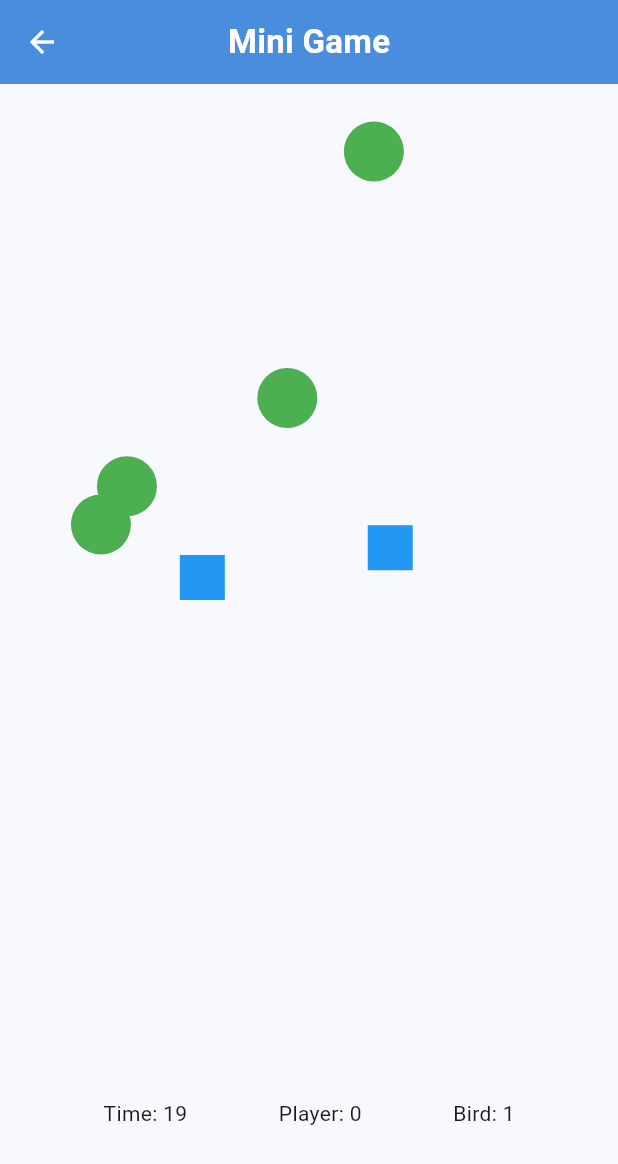
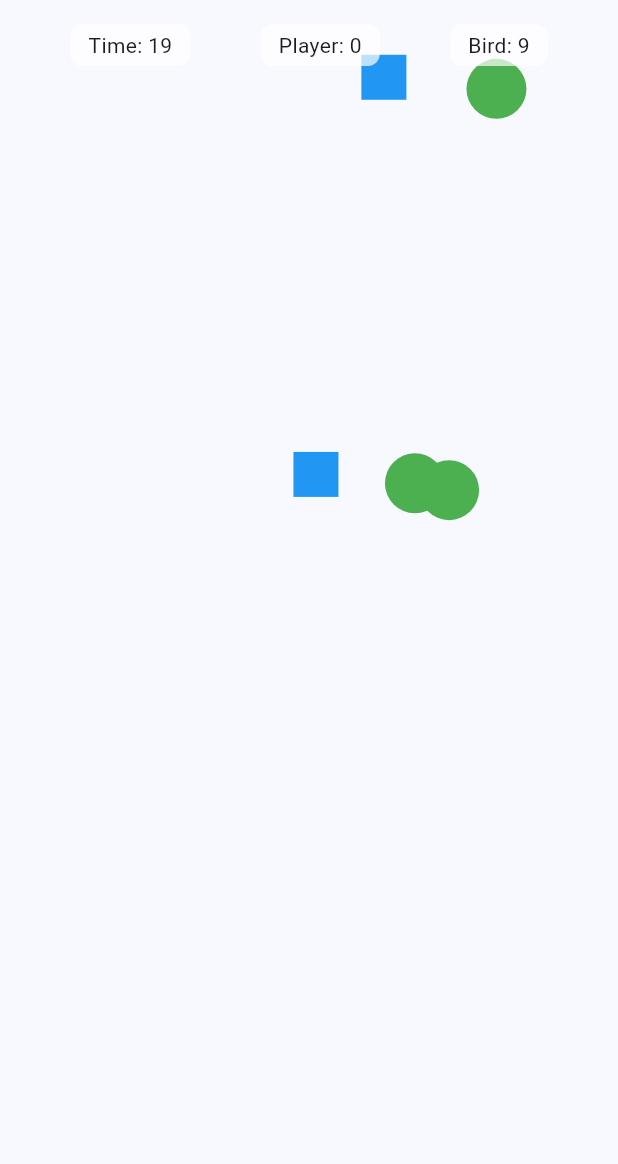
Before and after one commit to rohanks-hub/Puzhukkeni-ULP2.0, a Flutter app: the MiniGameScreen screen opened directly, on a phone screen of 412 x 824 dp. Shown: the top 1164 px of the screen. Run offline on Flutter 3.47's test engine with Material 3 defaults, Android fonts, the light colour scheme and no system bars; missing offline and left inert: dart:html; statements that could not run were skipped.

Commit message:
Game Updated

```diff
--- a/lib/app/screens/home_screen.dart
+++ b/lib/app/screens/home_screen.dart
@@ -15,7 +15,7 @@ class HomeScreen extends StatelessWidget {
     return Scaffold(
       appBar: AppBar(
         title: const Text(
-          'Puzukkeni',
+          'Puzhukkeni',
           style: TextStyle(
             fontSize: 24,
             fontWeight: FontWeight.bold,
--- a/lib/game/mini_game.dart
+++ b/lib/game/mini_game.dart
@@ -18,7 +18,7 @@ class MiniGameScreen extends StatefulWidget {
 }
 
 class _MiniGameScreenState extends State<MiniGameScreen> {
-  static const int wormCount = 5;
+  static const int wormCount = 12; // Increased number of worms
   static const int birdCount = 2;
   static const double wormRadius = 20;
   static const double birdSize = 30;
@@ -42,8 +42,11 @@ class _MiniGameScreenState extends State<MiniGameScreen> {
   }
 
   void _startGame() {
-    worms = List.generate(wormCount, (_) => Offset(_rand.nextDouble() * 300 + 50, _rand.nextDouble() * 300 + 50));
-    birds = List.generate(birdCount, (_) => Offset(_rand.nextDouble() * 300 + 50, _rand.nextDouble() * 300 + 50));
+    // Use the full screen size for spawning worms and birds
+    final width = canvasSize?.width ?? 400;
+    final height = canvasSize?.height ?? 400;
+    worms = List.generate(wormCount, (_) => Offset(_rand.nextDouble() * (width - 40) + 20, _rand.nextDouble() * (height - 40) + 20));
+    birds = List.generate(birdCount, (_) => Offset(_rand.nextDouble() * (width - 40) + 20, _rand.nextDouble() * (height - 40) + 20));
     wormAlive = List.filled(wormCount, true);
     playerScore = 0;
     birdScore = 0;
@@ -67,9 +70,21 @@ class _MiniGameScreenState extends State<MiniGameScreen> {
         if (!wormAlive[i]) continue;
         worms[i] = _moveRandom(worms[i], 2, canvasSize!);
       }
-      // Move birds
+      // Move birds towards nearest alive worm
       for (int i = 0; i < birds.length; i++) {
-        birds[i] = _moveRandom(birds[i], 3, canvasSize!);
+        Offset? target;
+        double minDist = double.infinity;
+        for (int w = 0; w < worms.length; w++) {
+          if (!wormAlive[w]) continue;
+          double dist = (worms[w] - birds[i]).distance;
+          if (dist < minDist) {
+            minDist = dist;
+            target = worms[w];
+          }
+        }
+        if (target != null) {
+          birds[i] = _moveTowards(birds[i], target, 7, canvasSize!);
+        }
       }
       // Check collisions
       for (int b = 0; b < birds.length; b++) {
@@ -78,6 +93,7 @@ class _MiniGameScreenState extends State<MiniGameScreen> {
           if ((birds[b] - worms[w]).distance < wormRadius + birdSize / 2) {
             wormAlive[w] = false;
             birdScore++;
+            // Only end game if all worms are gone
             if (_allWormsGone()) {
               _endGame(true);
             }
@@ -95,12 +111,23 @@ class _MiniGameScreenState extends State<MiniGameScreen> {
     return Offset(nx, ny);
   }
 
+  Offset _moveTowards(Offset from, Offset to, double speed, Size size) {
+    final dir = (to - from);
+    final dist = dir.distance;
+    if (dist == 0) return from;
+    final step = dir / dist * speed;
+    double nx = (from.dx + step.dx).clamp(0, size.width);
+    double ny = (from.dy + step.dy).clamp(0, size.height);
+    return Offset(nx, ny);
+  }
+
   bool _allWormsGone() => wormAlive.every((alive) => !alive);
 
   void _endGame(bool win) {
     _timer.cancel();
     _moveTimer.cancel();
-    if (win) {
+    // Win only if playerScore > birdScore
+    if (playerScore > birdScore) {
       widget.stopAlarm();
       widget.onWin();
     } else {
@@ -118,6 +145,7 @@ class _MiniGameScreenState extends State<MiniGameScreen> {
         if ((worms[i] - tap).distance < wormRadius) {
           wormAlive[i] = false;
           playerScore++;
+          // Only end game if all worms are gone
           if (_allWormsGone()) {
             _endGame(true);
           }
@@ -137,18 +165,18 @@ class _MiniGameScreenState extends State<MiniGameScreen> {
   @override
   Widget build(BuildContext context) {
     return Scaffold(
-      appBar: AppBar(title: const Text('Mini Game')),
+      appBar: null, // Remove AppBar for true fullscreen
       body: LayoutBuilder(
         builder: (context, constraints) {
-          canvasSize = Size(constraints.maxWidth, constraints.maxHeight - 100);
-          return Column(
+          canvasSize = Size(constraints.maxWidth, constraints.maxHeight);
+          if (worms.isEmpty || birds.isEmpty) {
+            WidgetsBinding.instance.addPostFrameCallback((_) => setState(_startGame));
+          }
+          return GestureDetector(
+            onTapDown: _onTapDown,
+            child: Stack(
               children: [
-              SizedBox(
-                height: canvasSize!.height,
-                width: canvasSize!.width,
-                child: GestureDetector(
-                  onTapDown: _onTapDown,
-                  child: CustomPaint(
+                CustomPaint(
                   painter: _GamePainter(
                     worms: worms,
                     birds: birds,
@@ -156,21 +184,44 @@ class _MiniGameScreenState extends State<MiniGameScreen> {
                     wormRadius: wormRadius,
                     birdSize: birdSize,
                   ),
+                  size: Size.infinite,
                 ),
-                ),
-              ),
-              Padding(
-                padding: const EdgeInsets.all(8.0),
+                Positioned(
+                  top: 16,
+                  left: 0,
+                  right: 0,
                   child: Row(
                     mainAxisAlignment: MainAxisAlignment.spaceEvenly,
                     children: [
-                    Text('Time: $timeLeft'),
-                    Text('Player: $playerScore'),
-                    Text('Bird: $birdScore'),
+                      Container(
+                        padding: const EdgeInsets.symmetric(vertical: 4, horizontal: 12),
+                        decoration: BoxDecoration(
+                          color: Colors.white.withOpacity(0.7),
+                          borderRadius: BorderRadius.circular(8),
+                        ),
+                        child: Text('Time: $timeLeft'),
+                      ),
+                      Container(
+                        padding: const EdgeInsets.symmetric(vertical: 4, horizontal: 12),
+                        decoration: BoxDecoration(
+                          color: Colors.white.withOpacity(0.7),
+                          borderRadius: BorderRadius.circular(8),
+                        ),
+                        child: Text('Player: $playerScore'),
+                      ),
+                      Container(
+                        padding: const EdgeInsets.symmetric(vertical: 4, horizontal: 12),
+                        decoration: BoxDecoration(
+                          color: Colors.white.withOpacity(0.7),
+                          borderRadius: BorderRadius.circular(8),
+                        ),
+                        child: Text('Bird: $birdScore'),
+                      ),
                     ],
                   ),
                 ),
               ],
+            ),
           );
         },
       ),
--- a/pubspec.yaml
+++ b/pubspec.yaml
@@ -24,6 +24,6 @@ dev_dependencies:
 flutter:
   uses-material-design: true
 
-  assets:
-    - assets/images/
-    - assets/sounds/
+#  assets:
+#    - assets/images/
+#    - assets/sounds/
```
Lines whose indentation alone changed are shown as unchanged.
